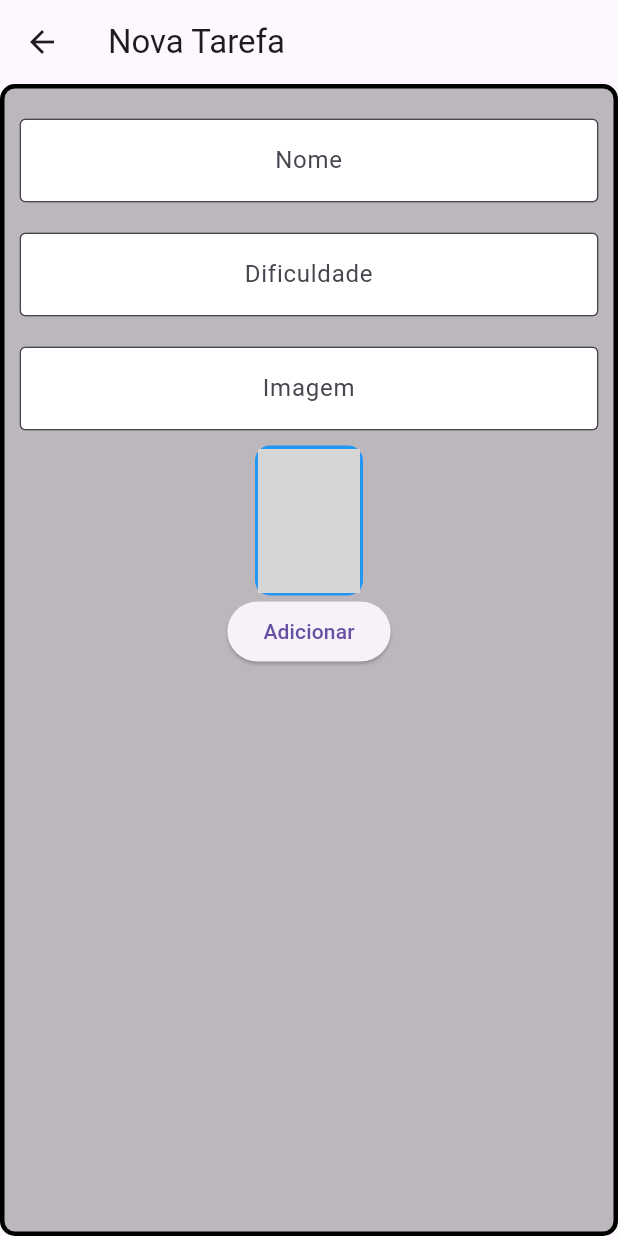
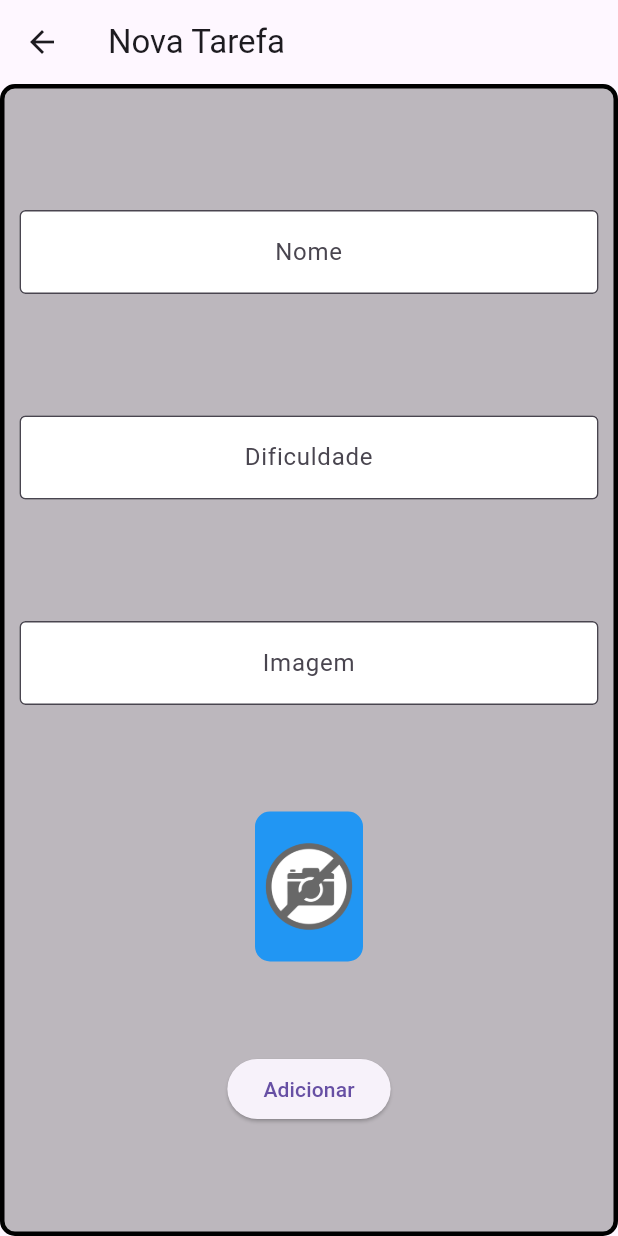
Before and after one commit to felipe-freitas18/flutter_tarefas, a Flutter app: the FormScreen screen opened directly, on a phone screen of 412 x 824 dp. Run offline on Flutter 3.47's test engine with Material 3 defaults, Android fonts, the phone set to English and light mode, and no system bars; network calls fail; grey boxes are pictures that could not be loaded.

Commit message:
feat: tratando erro ao buscar imagem pela url

```diff
--- a/lib/screens/form_screen.dart
+++ b/lib/screens/form_screen.dart
@@ -27,6 +27,8 @@ class _FormScreenState extends State<FormScreen> {
             border: Border.all(width: 3),
           ),
           child: Column(
+            mainAxisAlignment: MainAxisAlignment.spaceEvenly,
+            crossAxisAlignment: CrossAxisAlignment.center,
             children: [
               Padding(
                 padding: const EdgeInsets.symmetric(vertical: 10),
@@ -80,7 +82,18 @@ class _FormScreenState extends State<FormScreen> {
                 ),
                 child: ClipRRect(
                   borderRadius: BorderRadius.circular(10),
-                  child: Image.network(imageController.text, fit: BoxFit.cover),
+                  child: Image.network(
+                    imageController.text,
+                    fit: BoxFit.cover,
+                    errorBuilder:
+                        (
+                          BuildContext context,
+                          Object exception,
+                          StackTrace? stackTrace,
+                        ) {
+                          return Image.asset("assets/images/nophoto.png");
+                        },
+                  ),
                 ),
               ),
               ElevatedButton(
```
